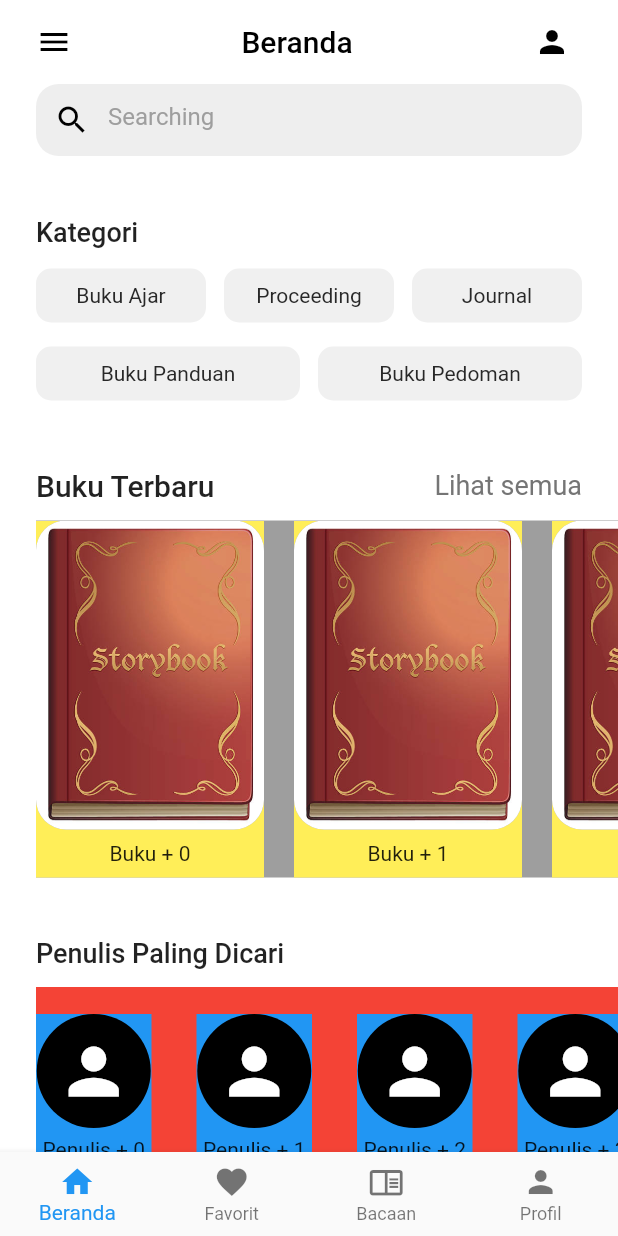
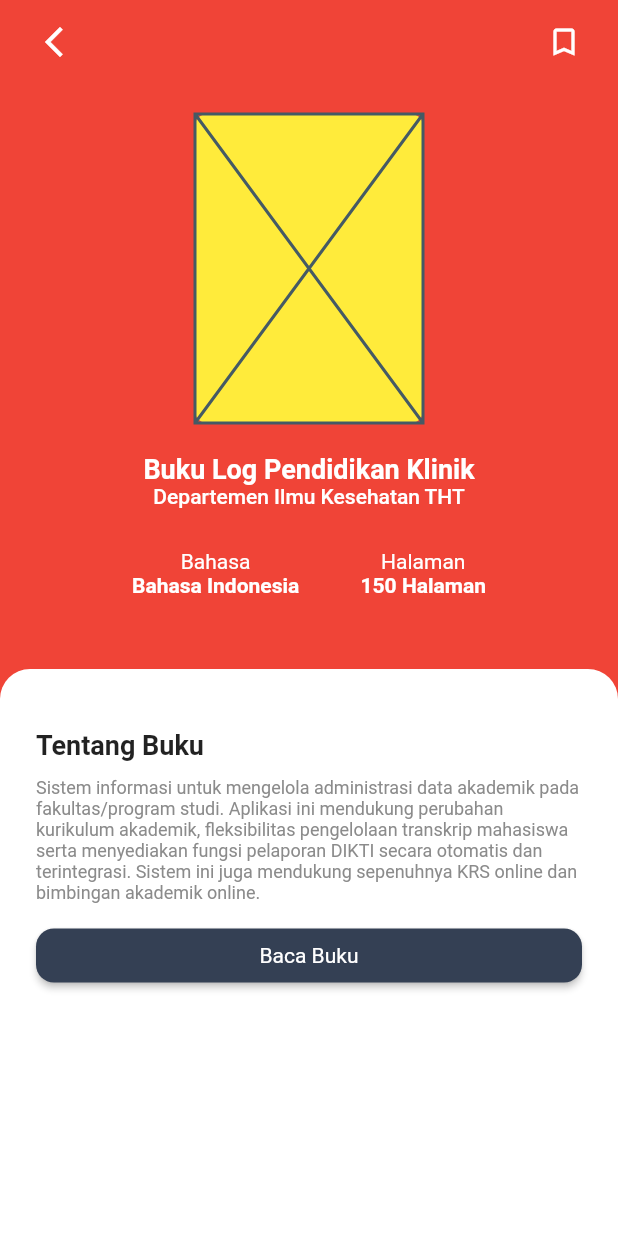
Before and after one commit to MattRiel/pkl-bookstore, a Flutter app: the screen it shows after launch, on a phone screen of 412 x 824 dp. Run offline on Flutter 3.47's test engine with Material 2 defaults, Android fonts, the phone set to English and light mode, and no system bars.

Commit message:
added detail buku screen

```diff
--- /dev/null
+++ b/lib/content/detailBuku.dart
@@ -0,0 +1,212 @@
+// ignore_for_file: prefer_const_constructors, prefer_const_literals_to_create_immutables
+
+import 'package:flutter/material.dart';
+
+class DetailBuku extends StatelessWidget {
+  const DetailBuku({super.key});
+
+  @override
+  Widget build(BuildContext context) {
+    return Scaffold(
+      backgroundColor: Color(0xFFF04437),
+      appBar: AppBar(
+        backgroundColor: Color(0xFFF04437),
+        elevation: 0,
+        actions: [
+          detailBukuTopBar(context),
+        ],
+      ),
+      body: Container(
+        width: MediaQuery.of(context).size.width,
+        child: Column(
+          children: [
+            Container(
+              height: 370,
+              width: 236,
+              child: Padding(
+                padding: const EdgeInsets.fromLTRB(0, 20, 0, 20),
+                child: Column(
+                  children: [
+                    Container(
+                      decoration: BoxDecoration(
+                        borderRadius: BorderRadius.all(Radius.circular(8)),
+                        color: Colors.yellow,
+                      ),
+                      height: 206,
+                      width: 152,
+                      child: Placeholder(),
+                    ),
+                    SizedBox(
+                      height: 20,
+                    ),
+                    Container(
+                      height: 44,
+                      child: Column(
+                        children: [
+                          Text(
+                            'Buku Log Pendidikan Klinik',
+                            style: TextStyle(
+                              fontWeight: FontWeight.w700,
+                              fontSize: 18,
+                              color: Colors.white,
+                            ),
+                          ),
+                          Text(
+                            'Departemen Ilmu Kesehatan THT',
+                            style: TextStyle(
+                              fontSize: 14,
+                              fontWeight: FontWeight.w500,
+                              color: Colors.white,
+                            ),
+                          ),
+                        ],
+                      ),
+                    ),
+                    SizedBox(
+                      height: 20,
+                    ),
+                    Container(
+                      child: Row(
+                        crossAxisAlignment: CrossAxisAlignment.center,
+                        mainAxisAlignment: MainAxisAlignment.spaceBetween,
+                        children: [
+                          Column(
+                            children: [
+                              Text(
+                                'Bahasa',
+                                style: TextStyle(
+                                  fontWeight: FontWeight.w400,
+                                  fontSize: 14,
+                                  color: Colors.white,
+                                ),
+                              ),
+                              Text(
+                                'Bahasa Indonesia',
+                                style: TextStyle(
+                                  fontWeight: FontWeight.w700,
+                                  fontSize: 14,
+                                  color: Colors.white,
+                                ),
+                              ),
+                            ],
+                          ),
+                          Column(
+                            children: [
+                              Text(
+                                'Halaman',
+                                style: TextStyle(
+                                  fontWeight: FontWeight.w400,
+                                  fontSize: 14,
+                                  color: Colors.white,
+                                ),
+                              ),
+                              Text(
+                                '150 Halaman',
+                                style: TextStyle(
+                                  fontWeight: FontWeight.w700,
+                                  fontSize: 14,
+                                  color: Colors.white,
+                                ),
+                              ),
+                            ],
+                          ),
+                        ],
+                      ),
+                    )
+                  ],
+                ),
+              ),
+            ),
+            SizedBox(
+              height: 20,
+            ),
+            Expanded(
+              child: Container(
+                width: MediaQuery.of(context).size.width,
+                decoration: BoxDecoration(
+                  borderRadius: BorderRadius.only(
+                    topRight: Radius.circular(20),
+                    topLeft: Radius.circular(20),
+                  ),
+                  color: Colors.white,
+                ),
+                child: Padding(
+                  padding: const EdgeInsets.fromLTRB(24, 40, 24, 40),
+                  child: Column(
+                    crossAxisAlignment: CrossAxisAlignment.start,
+                    children: [
+                      Text(
+                        'Tentang Buku',
+                        style: TextStyle(
+                          fontWeight: FontWeight.w600,
+                          fontSize: 18,
+                        ),
+                      ),
+                      SizedBox(
+                        height: 11,
+                      ),
+                      Text(
+                        'Sistem informasi untuk mengelola administrasi data akademik pada fakultas/program studi. Aplikasi ini mendukung perubahan kurikulum akademik, fleksibilitas pengelolaan transkrip mahasiswa serta menyediakan fungsi pelaporan DIKTI secara otomatis dan terintegrasi. Sistem ini juga mendukung sepenuhnya KRS online dan bimbingan akademik online.',
+                        style: TextStyle(
+                          fontWeight: FontWeight.w400,
+                          fontSize: 12,
+                          color: Color(0xFF8B8B8B),
+                        ),
+                      ),
+                      SizedBox(
+                        height: 11,
+                      ),
+                      Container(
+                        width: MediaQuery.of(context).size.width,
+                        child: ElevatedButton(
+                          style: ElevatedButton.styleFrom(
+                            backgroundColor: Color(0xFF344054),
+                            shape: RoundedRectangleBorder(
+                              borderRadius:
+                                  BorderRadius.all(Radius.circular(12)),
+                            ),
+                          ),
+                          onPressed: () {},
+                          child: Text(
+                            "Baca Buku",
+                            style: TextStyle(
+                              fontWeight: FontWeight.w400,
+                              fontSize: 14,
+                            ),
+                          ),
+                        ),
+                      ),
+                    ],
+                  ),
+                ),
+              ),
+            )
+          ],
+        ),
+      ),
+    );
+  }
+
+  Widget detailBukuTopBar(BuildContext context) {
+    return Container(
+      color: Color(0xFFF04437),
+      width: MediaQuery.of(context).size.width,
+      child: Padding(
+        padding: const EdgeInsets.only(left: 24, right: 24),
+        child: Row(
+          mainAxisAlignment: MainAxisAlignment.spaceBetween,
+          children: [
+            Icon(
+              Icons.arrow_back_ios_new,
+              color: Colors.white,
+            ),
+            Icon(
+              Icons.bookmark_outline,
+              color: Colors.white,
+            )
+          ],
+        ),
+      ),
+    );
+  }
+}
--- a/lib/main.dart
+++ b/lib/main.dart
@@ -1,3 +1,4 @@
+import 'package:bookstore/content/detailBuku.dart';
 import 'package:bookstore/unused/bookdetails.dart';
 import 'package:bookstore/content/favoriteScreen.dart';
 import 'package:bookstore/frontpages/login.dart';
@@ -18,7 +19,7 @@ void main() {
   final BookService bookService = BookService(googleBooksApiKey);
   runApp(MaterialApp(
     debugShowCheckedModeBanner: false,
-    initialRoute: '/beranda',
+    initialRoute: '/detail_buku',
     routes: {
       '/beranda': (context) => Beranda(),
       '/home': (context) => HomeScreen(bookService: bookService),
@@ -26,7 +27,8 @@ void main() {
       '/spscreen1': (context) => SplashScreen1(),
       '/login': (context) => Login(),
       '/favorite': (context) => FavoriteScreen(),
-      '/profile': (context) => ProfileScreen()
+      '/profile': (context) => ProfileScreen(),
+      '/detail_buku': (context) => DetailBuku(),
     },
   ));
 }
```
